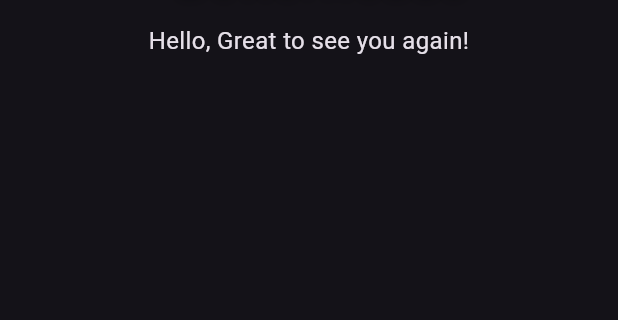
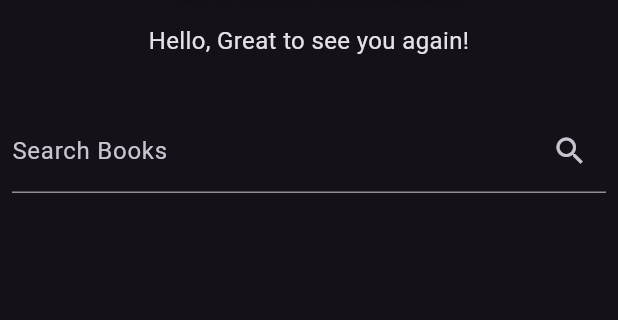
Before and after one commit to SateBangUus/betterreads-mobile, a Flutter app: the screen it shows after launch, on a phone screen of 412 x 824 dp, the part 170-490 px from its top. Run offline on Flutter 3.47's test engine with Material 3 defaults, Android fonts, the phone set to English and light mode, and no system bars; missing offline and left inert: pbp_django_auth.

Commit message:
hmm susah

```diff
--- a/lib/home/screens/homepage.dart
+++ b/lib/home/screens/homepage.dart
@@ -1,10 +1,20 @@
+import 'dart:convert';
 import 'package:flutter/material.dart';
 import 'package:betterreads/home/widgets/drawer.dart';
 import 'package:provider/provider.dart';
 import 'package:pbp_django_auth/pbp_django_auth.dart';
+import 'package:betterreads/book/models/book.dart';
 
-class HomePage extends StatelessWidget {
-  const HomePage({super.key});
+class HomePage extends StatefulWidget {
+  const HomePage({Key? key}) : super(key: key);
+
+  @override
+  _HomePageState createState() => _HomePageState();
+}
+
+class _HomePageState extends State<HomePage> {
+  final TextEditingController _searchController = TextEditingController();
+  List<Book> _books = [];
 
   @override
   Widget build(BuildContext context) {
@@ -19,17 +29,19 @@ class HomePage extends StatelessWidget {
               color: Colors.blue,
               fontWeight: FontWeight.bold,
               fontSize: 30,
-                  shadows: [
-                    Shadow(offset: Offset(8, 8), blurRadius: 10, color: Color.fromARGB(85, 0, 0, 0))
-                  ],),
+              shadows: [Shadow(offset: Offset(8, 8), blurRadius: 10, color: Color.fromARGB(85, 0, 0, 0))],
+            ),
             children: [
               TextSpan(
                 text: "Reads",
                 style: TextStyle(
                   color: Colors.red,
                   fontWeight: FontWeight.bold,
-                        fontSize: 30))
-              ]),
+                  fontSize: 30,
+                ),
+              ),
+            ],
+          ),
         ),
         backgroundColor: const Color.fromARGB(255, 64, 64, 64),
         elevation: 5,
@@ -50,18 +62,19 @@ class HomePage extends StatelessWidget {
                       color: Colors.blue,
                       fontWeight: FontWeight.bold,
                       fontSize: 35,
-                          shadows: [
-                            Shadow(offset: Offset(8, 8), blurRadius: 10, color: Color.fromARGB(85, 0, 0, 0))
-                          ],),
+                      shadows: [Shadow(offset: Offset(8, 8), blurRadius: 10, color: Color.fromARGB(85, 0, 0, 0))],
+                    ),
                     children: [
                       TextSpan(
                         text: "Reads",
                         style: TextStyle(
                           color: Colors.red,
                           fontWeight: FontWeight.bold,
-                                fontSize: 35)
-                          )
-                      ]),
+                          fontSize: 35,
+                        ),
+                      ),
+                    ],
+                  ),
                 ),
               ),
               const Padding(
@@ -73,6 +86,36 @@ class HomePage extends StatelessWidget {
                 ),
               ),
               const SizedBox(height: 10),
+              Padding(
+                padding: const EdgeInsets.all(8.0),
+                child: TextField(
+                  controller: _searchController,
+                  decoration: InputDecoration(
+                    labelText: 'Search Books',
+                    suffixIcon: IconButton(
+                      icon: Icon(Icons.search),
+                      onPressed: () {
+                        _searchBooks(request, _searchController.text);
+                      },
+                    ),
+                  ),
+                ),
+              ),
+              _books.isNotEmpty
+                  ? Expanded(
+                      child: ListView.builder(
+                        itemCount: _books.length,
+                        itemBuilder: (context, index) {
+                          return Card(
+                            child: ListTile(
+                              title: Text(_books[index].title),
+                              subtitle: Text(_books[index].author),
+                            ),
+                          );
+                        },
+                      ),
+                    )
+                  : Container(),
             ],
           ),
         ),
@@ -80,10 +123,30 @@ class HomePage extends StatelessWidget {
     );
   }
 
-  void navigateToPage(BuildContext context, Widget page) {
-    Navigator.push(
-      context,
-      MaterialPageRoute(builder: (context) => page),
+  Future<void> _searchBooks(request, query) async {
+    final response = await request.get(
+      request.get('http://127.0.0.1:8000/search-book-flutter/'));
+
+    if (response.statusCode == 200) {
+      final List<dynamic> data = json.decode(response.body);
+
+      setState(() {
+        _books.clear();
+        for (var bookData in data) {
+          final book = Book(
+            title:        bookData['fields']['title'],
+            author:       bookData['fields']['author'],
+            publisher:    bookData['fields']['publisher'],
+            description:  bookData['fields']['description'],
+            genre:        bookData['fields']['genre'],
+            imageLink:    bookData['fields']['image_link'],
+            id:           bookData['pk']
           );
+          _books.add(book);
+        }
+      });
+    } else {
+      throw Exception('Failed to load books');
     }
   }
+}
```
Lines whose indentation alone changed are shown as unchanged.
